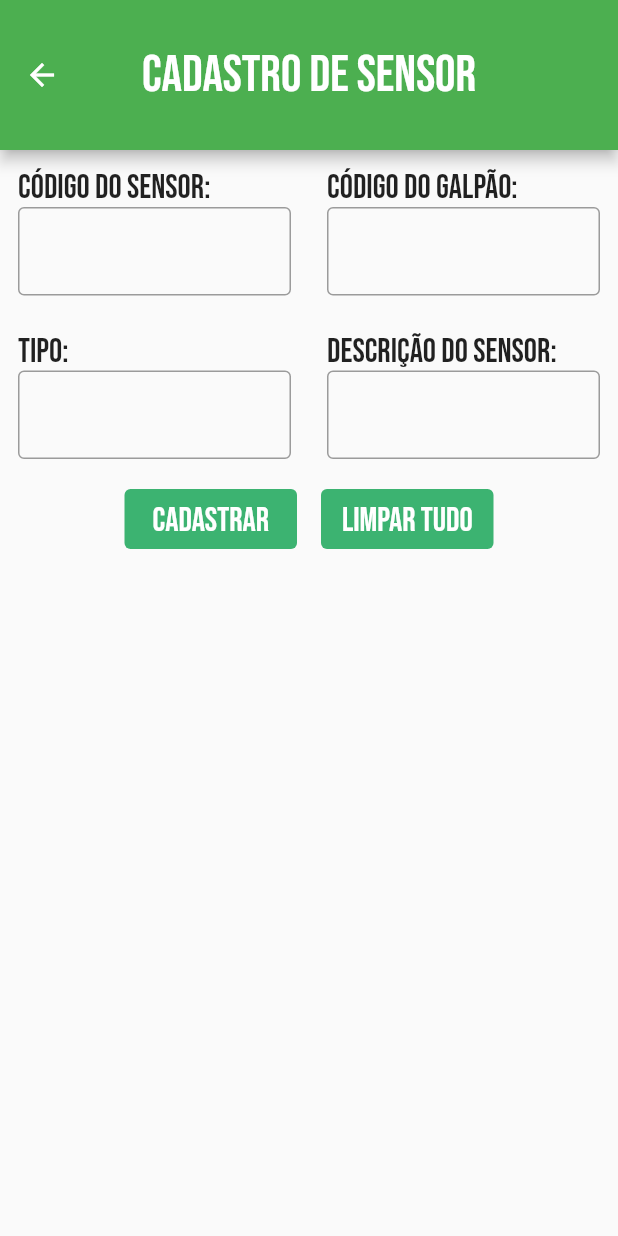
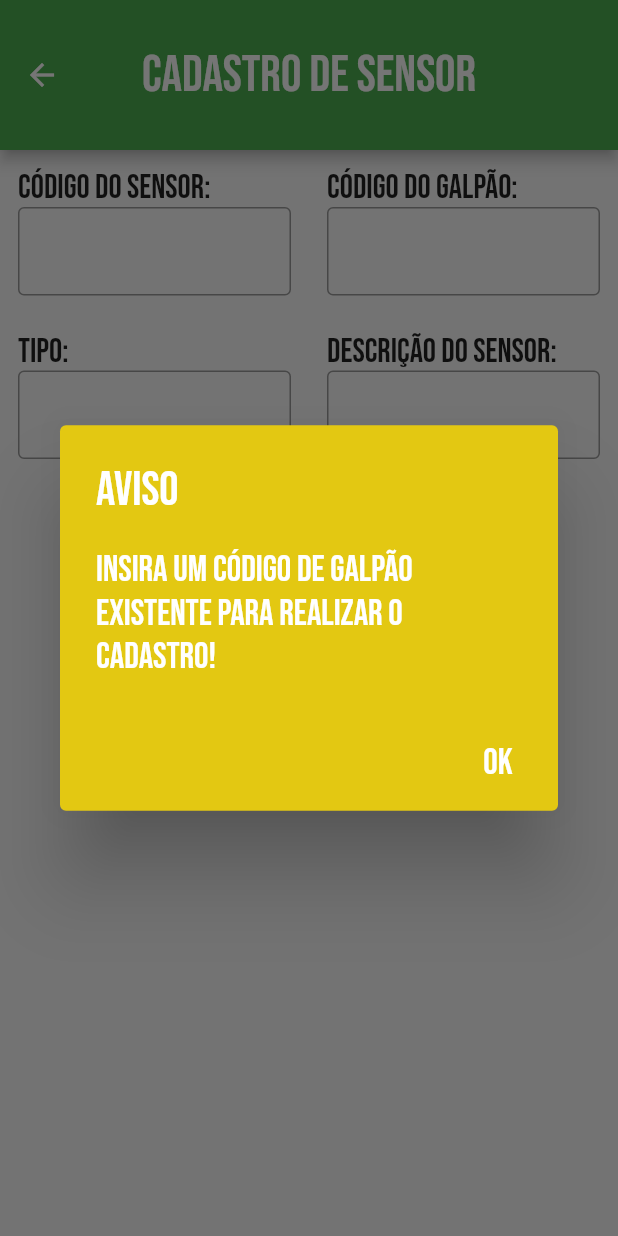
Before and after one commit to IsaiasBrazil/avicultor, a Flutter app: the TelaCadastroSensor screen opened directly, after a tap on "Cadastrar", on a phone screen of 412 x 824 dp. Run offline on Flutter 3.47's test engine with Material 2 defaults, Android fonts, the phone set to English and light mode, and no system bars; our stand-ins replace sqflite; missing offline and left inert: mqtt_client; accounts and stored records are empty.

Commit message:
- Classe Sensor criada e implementada - Função para criar tabela de sensores na classe BancoDados implementada - Função para inserir sensor na classe BancoDados implementada - Lógica da tela de cadastro de sensores implementada

```diff
--- a/lib/banco_dados/bd.dart
+++ b/lib/banco_dados/bd.dart
@@ -3,6 +3,7 @@ import 'package:sqflite/sqflite.dart';
 
 import '../classes/galpao.dart';
 import '../classes/lote.dart';
+import '../classes/sensor.dart';
 
 class BancoDados {
   BancoDados._();
@@ -30,17 +31,18 @@ class BancoDados {
   Future<void> _onCreate(Database db, int version) async {
     await db.execute(_criarTabelaGalpao);
     await db.execute(_criarTabelaLote);
+    await db.execute(_criarTabelaSensor);
   }
 
   String get _criarTabelaGalpao => '''
-    CREATE TABLE galpoes (
+    CREATE TABLE IF NOT EXISTS galpoes (
       codigo TEXT PRIMARY KEY,
       descricao TEXT
     );
   ''';
 
   String get _criarTabelaLote => '''
-    CREATE TABLE lotes (
+    CREATE TABLE IF NOT EXISTS lotes (
       codigo TEXT PRIMARY KEY,
       descricao TEXT,
       idade INTEGER,
@@ -50,11 +52,19 @@ class BancoDados {
     );
   ''';
 
+  String get _criarTabelaSensor => '''
+    CREATE TABLE IF NOT EXISTS sensores (
+      codigo TEXT PRIMARY KEY,
+      descricao TEXT,
+      fk_cod_galpao TEXT,
+      tipo TEXT
+    )
+  ''';
+
   // Queries dos galpões
   Future<bool> inserirGalpao(Galpao galpao) async {
     final db = await database;
-    final resultadoInsercao = await db.insert('galpoes', galpao.toMap(),
-        conflictAlgorithm: ConflictAlgorithm.replace);
+    final resultadoInsercao = await db.insert('galpoes', galpao.toMap(), conflictAlgorithm: ConflictAlgorithm.replace);
 
     return resultadoInsercao != -1 ? true : false;
   }
@@ -63,34 +73,28 @@ class BancoDados {
     Database db = await instance.database;
     var galpoes = await db.query('galpoes');
 
-    List<Galpao> listaGalpoes = galpoes.isNotEmpty
-        ? galpoes.map((g) => Galpao.fromMap(g)).toList()
-        : [];
+    List<Galpao> listaGalpoes = galpoes.isNotEmpty ? galpoes.map((g) => Galpao.fromMap(g)).toList() : [];
     return listaGalpoes;
   }
 
   Future<bool> galpaoExiste(String codigo) async {
     Database db = await instance.database;
-    var resultado =
-        await db.query('galpoes', where: 'codigo = ?', whereArgs: [codigo]);
+    var resultado = await db.query('galpoes', where: 'codigo = ?', whereArgs: [codigo]);
 
     return resultado.isNotEmpty ? true : false;
   }
 
   Future<bool> excluirGalpao(String codigo) async {
     Database db = await instance.database;
-    var resultadoExclusao =
-        await db.delete('galpoes', where: 'codigo = ?', whereArgs: [codigo]);
+    var resultadoExclusao = await db.delete('galpoes', where: 'codigo = ?', whereArgs: [codigo]);
 
     return resultadoExclusao == 1 ? true : false;
   }
 
-
   // Queries dos lotes
   Future<bool> inserirLote(Lote lote) async {
     final db = await database;
-    final resultadoInsercao = await db.insert('lotes', lote.toMap(),
-        conflictAlgorithm: ConflictAlgorithm.replace);
+    final resultadoInsercao = await db.insert('lotes', lote.toMap(), conflictAlgorithm: ConflictAlgorithm.replace);
 
     return resultadoInsercao != -1 ? true : false;
   }
@@ -99,16 +103,22 @@ class BancoDados {
     Database db = await instance.database;
     var lotes = await db.query('lotes');
 
-    List<Lote> listaLotes =
-        lotes.isNotEmpty ? lotes.map((l) => Lote.fromMap(l)).toList() : [];
+    List<Lote> listaLotes = lotes.isNotEmpty ? lotes.map((l) => Lote.fromMap(l)).toList() : [];
     return listaLotes;
   }
 
   Future<bool> excluirLote(String codigo) async {
     Database db = await instance.database;
-    var resultadoExclusao =
-        await db.delete('lotes', where: 'codigo = ?', whereArgs: [codigo]);
+    var resultadoExclusao = await db.delete('lotes', where: 'codigo = ?', whereArgs: [codigo]);
 
     return resultadoExclusao == 1 ? true : false;
   }
+
+  // Queries dos sensores
+  Future<bool> inserirSensor(Sensor sensor) async {
+    final db = await database;
+    final resultadoInsercao = await db.insert('sensores', sensor.toMap(), conflictAlgorithm: ConflictAlgorithm.replace);
+
+    return resultadoInsercao != -1 ? true : false;
+  }
 }
--- a/lib/cadastrar_sensor.dart
+++ b/lib/cadastrar_sensor.dart
@@ -1,6 +1,9 @@
 import 'package:flutter/material.dart';
+import 'package:tcc/banco_dados/bd.dart';
 
+import 'classes/sensor.dart';
 import 'widget_botao.dart';
+import 'widget_caixa_dialog.dart';
 import 'widget_campo.dart';
 
 class TelaCadastroSensor extends StatefulWidget {
@@ -22,8 +25,7 @@ class _TelaCadastroSensorState extends State<TelaCadastroSensor> {
       appBar: AppBar(
         toolbarHeight: 100,
         centerTitle: true,
-        title: const Text('Cadastro de sensor',
-            style: TextStyle(fontSize: 34)),
+        title: const Text('Cadastro de sensor', style: TextStyle(fontSize: 34)),
       ),
       body: Column(
         children: [
@@ -69,19 +71,42 @@ class _TelaCadastroSensorState extends State<TelaCadastroSensor> {
             mainAxisAlignment: MainAxisAlignment.center,
             children: [
               Padding(
-                padding: const EdgeInsets.all(
-                    8.0), // Adjust the padding value as per your preference
+                padding: const EdgeInsets.all(8.0),
                 child: SizedBox(
                     width: 115,
                     height: 40,
                     child: Botao(
                       texto: 'Cadastrar',
-                      aoSerPressionado: () {},
+                      aoSerPressionado: () async {
+                        String codSensor = codigoDoSensor.text;
+                        String codGalpao = codigoDoGalpao.text;
+                        String tipoSensor = tipoDeSensor.text;
+                        String descSensor = descricaoDoSensor.text;
+
+                        BancoDados bd = BancoDados.instance;
+                        bool galpaoEncontrado = await bd.galpaoExiste(codGalpao);
+
+                        if (!galpaoEncontrado) {
+                          showDialog(
+                              context: context,
+                              builder: (BuildContext context) => const CaixaDialog(
+                                  titulo: 'Aviso',
+                                  mensagem: 'Insira um código de galpão existente para realizar o cadastro!',
+                                  tituloBotao: 'OK',
+                                  corFundo: Color.fromRGBO(227, 200, 18, 1),
+                                  corTexto: Colors.white));
+                        } else {
+                          Sensor sensor =
+                              Sensor(codigo: codSensor, descricao: descSensor, codigoGalpao: codGalpao, tipo: tipoSensor);
+
+                          bool resultadoCadastro = await bd.inserirSensor(sensor);
+                          mostrarResultado(context, resultadoCadastro);
+                        }
+                      },
                     )),
               ),
               Padding(
-                padding: const EdgeInsets.all(
-                    8.0), // Adjust the padding value as per your preference
+                padding: const EdgeInsets.all(8.0),
                 child: SizedBox(
                     width: 115,
                     height: 40,
@@ -102,3 +127,26 @@ class _TelaCadastroSensorState extends State<TelaCadastroSensor> {
     );
   }
 }
+
+void mostrarResultado(BuildContext context, bool conseguiuCadastrar) {
+  String mensagem = conseguiuCadastrar ? 'Sensor cadastrado!' : 'Falha ao cadastrar sensor!';
+
+  showDialog(
+      context: context,
+      builder: (BuildContext dialogContext) {
+        return AlertDialog(
+            title: conseguiuCadastrar
+                ? const Text('Sucesso', style: TextStyle(fontSize: 32, color: Colors.white))
+                : const Text('Erro', style: TextStyle(fontSize: 32, color: Colors.white)),
+            content: Text(mensagem, style: const TextStyle(fontSize: 24, color: Colors.white)),
+            actions: [
+              TextButton(
+                onPressed: () {
+                  Navigator.of(dialogContext).pop();
+                },
+                child: const Text('OK', style: TextStyle(fontSize: 24, color: Colors.white)),
+              )
+            ],
+            backgroundColor: conseguiuCadastrar ? const Color.fromRGBO(60, 179, 113, 1) : const Color.fromRGBO(210, 43, 43, 1));
+      });
+}
--- /dev/null
+++ b/lib/classes/sensor.dart
@@ -0,0 +1,30 @@
+class Sensor {
+  final String? codigo;
+  final String codigoGalpao;
+  final String? tipo;
+  final String? descricao;
+
+  const Sensor({this.codigo, required this.codigoGalpao, this.tipo, this.descricao});
+
+  @override
+  String toString() {
+    return 'Sensor{Código: $codigo, codigoGalpao: $codigoGalpao, tipo: $tipo, descricao: $descricao}';
+  }
+
+  factory Sensor.fromMap(Map<String, dynamic> json) =>
+      Sensor(
+        codigo: json['codigo'],
+        descricao: json['descricao'],
+        codigoGalpao: json['fk_cod_galpao'],
+        tipo: json['idade']
+        );
+
+  Map<String, dynamic> toMap() {
+    return {
+      'codigo': codigo,
+      'descricao': descricao,
+      'fk_cod_galpao': codigoGalpao,
+      'tipo': tipo
+    };
+  }
+}
--- a/pubspec.yaml
+++ b/pubspec.yaml
@@ -19,7 +19,7 @@ publish_to: 'none' # Remove this line if you wish to publish to pub.dev
 version: 1.0.0+1
 
 environment:
-  sdk: '>=2.18.1 <=3.0.2'
+  sdk: '>=2.18.1 <=3.0.3'
 
 # Dependencies specify other packages that your package needs in order to work.
 # To automatically upgrade your package dependencies to the latest versions
```
Also changed, not shown: lib/cadastrar_lote.dart (line endings or trailing spaces), pubspec.lock.
